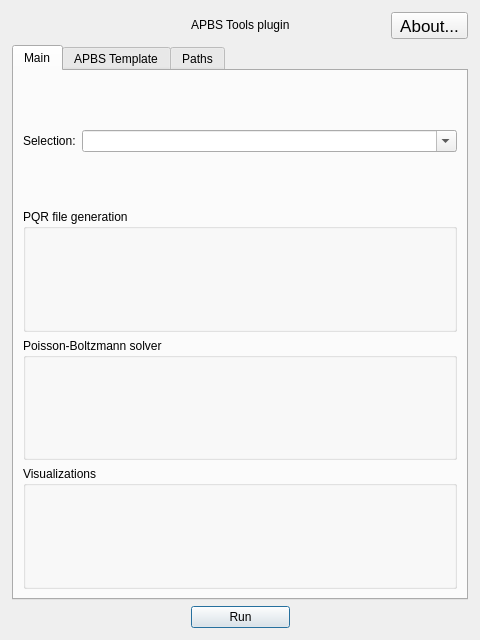
This is APBS_Qt_plugin/ui/plugin_dialog.ui in tsj5/APBS_Qt_plugin as Qt 5 draws it before an edit. The edited form follows.
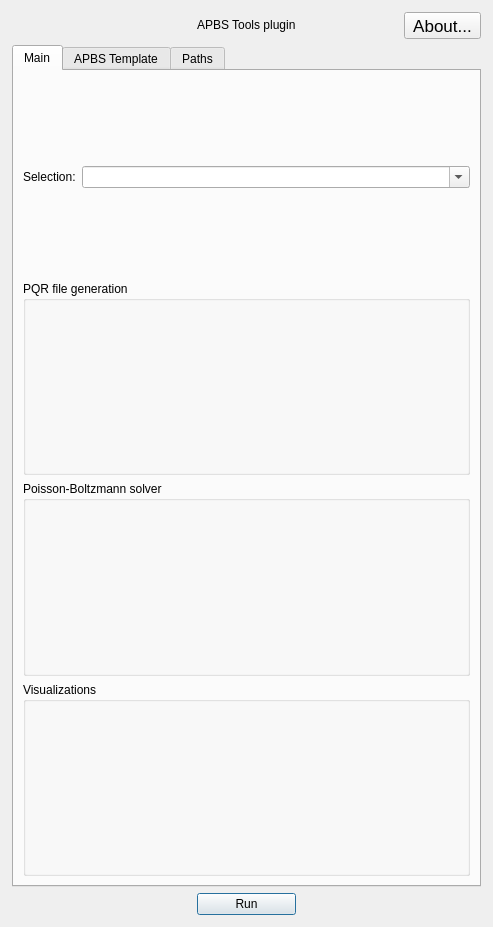
This is the edited form. Custom widgets are drawn as their Qt base class.

Commit message: Better default size for plugin dialog

```diff
--- a/APBS_Qt_plugin/ui/plugin_dialog.ui
+++ b/APBS_Qt_plugin/ui/plugin_dialog.ui
@@ -6,8 +6,8 @@
    <rect>
     <x>0</x>
     <y>0</y>
-    <width>480</width>
-    <height>640</height>
+    <width>493</width>
+    <height>927</height>
    </rect>
   </property>
   <property name="sizePolicy">
@@ -45,6 +45,12 @@
        <property name="text">
         <string>Run</string>
        </property>
+       <property name="autoDefault">
+        <bool>false</bool>
+       </property>
+       <property name="default">
+        <bool>true</bool>
+       </property>
       </widget>
      </item>
      <item row="2" column="0">
```
The commit also changes 1 other file.
